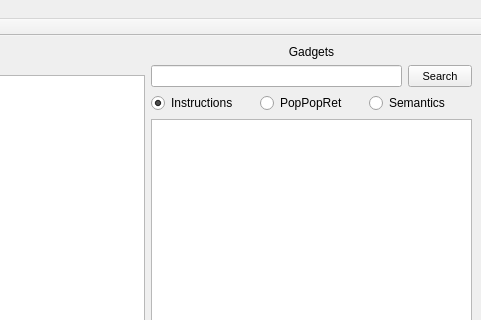
Before: the Qt Designer form ui/scene.ui in orppra/ropa, drawn with Qt 5; both pictures show x 512 to 993 and y 0 to 320 of the 993 by 672 pixel window.
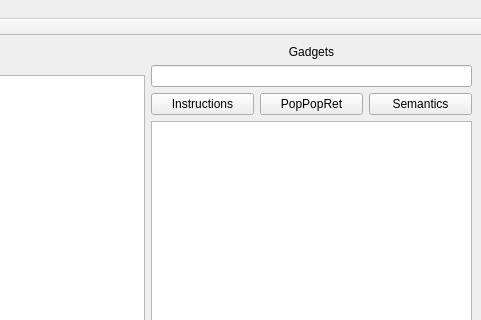
After: the same form once the commit is applied.

Commit message:
Change search radio buttons to push buttons
Fix #13

Remove search push button with radio buttons, and
use 3 different push buttons instead.

Patch:
```diff
--- a/ui/scene.ui
+++ b/ui/scene.ui
@@ -119,41 +119,17 @@
           <item>
            <widget class="QLineEdit" name="searchBar"/>
           </item>
-          <item>
-           <widget class="QPushButton" name="searchButton">
-            <property name="sizePolicy">
-             <sizepolicy hsizetype="Minimum" vsizetype="Minimum">
-              <horstretch>0</horstretch>
-              <verstretch>0</verstretch>
-             </sizepolicy>
-            </property>
-            <property name="maximumSize">
-             <size>
-              <width>64</width>
-              <height>16777215</height>
-             </size>
-            </property>
-            <property name="font">
-             <font>
-              <pointsize>8</pointsize>
-             </font>
-            </property>
-            <property name="text">
-             <string>Search</string>
-            </property>
-           </widget>
-          </item>
          </layout>
         </item>
         <item>
          <layout class="QHBoxLayout" name="horizontalLayout_7">
           <item>
-           <widget class="QRadioButton" name="radioButton">
+           <widget class="QPushButton" name="searchInstructions">
             <property name="text">
              <string>Instructions</string>
             </property>
             <property name="checked">
-             <bool>true</bool>
+             <bool>false</bool>
             </property>
             <property name="autoRepeat">
              <bool>false</bool>
@@ -164,7 +140,7 @@
            </widget>
           </item>
           <item>
-           <widget class="QRadioButton" name="radioButton_2">
+           <widget class="QPushButton" name="searchPopPopRet">
             <property name="text">
              <string>PopPopRet</string>
             </property>
@@ -177,7 +153,7 @@
            </widget>
           </item>
           <item>
-           <widget class="QRadioButton" name="radioButton_3">
+           <widget class="QPushButton" name="searchSemantics">
             <property name="text">
              <string>Semantics</string>
             </property>
```
Left out of the diff: 12 changed lines with no effect on the pictures. The commit also changes 1 other file.
